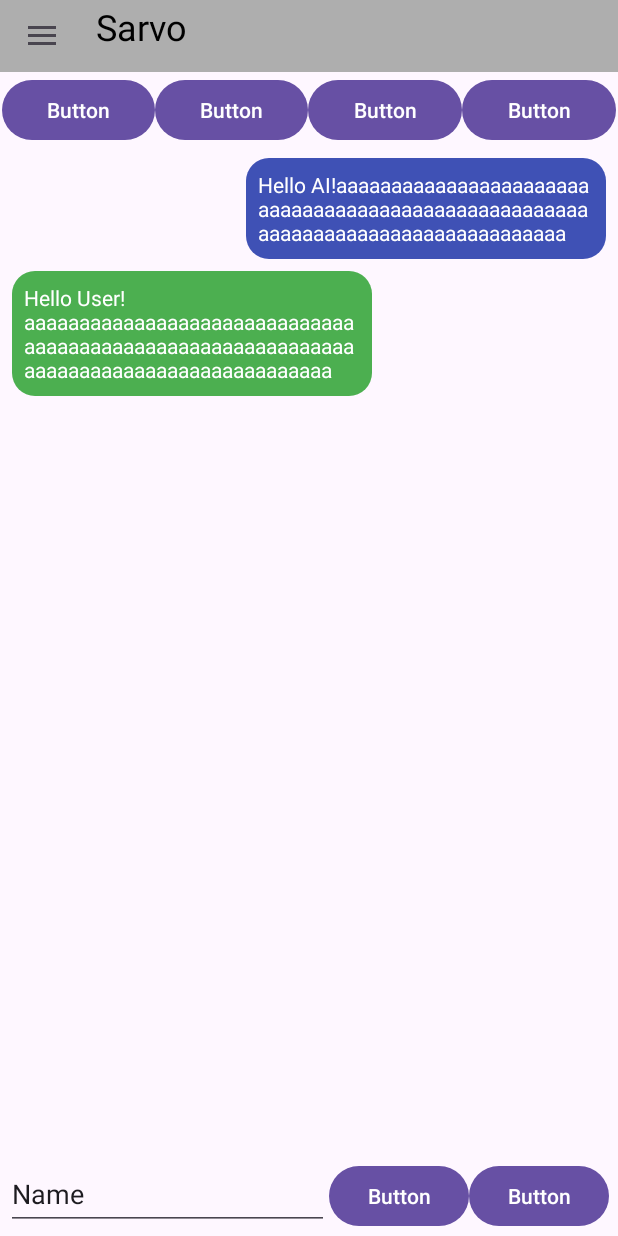
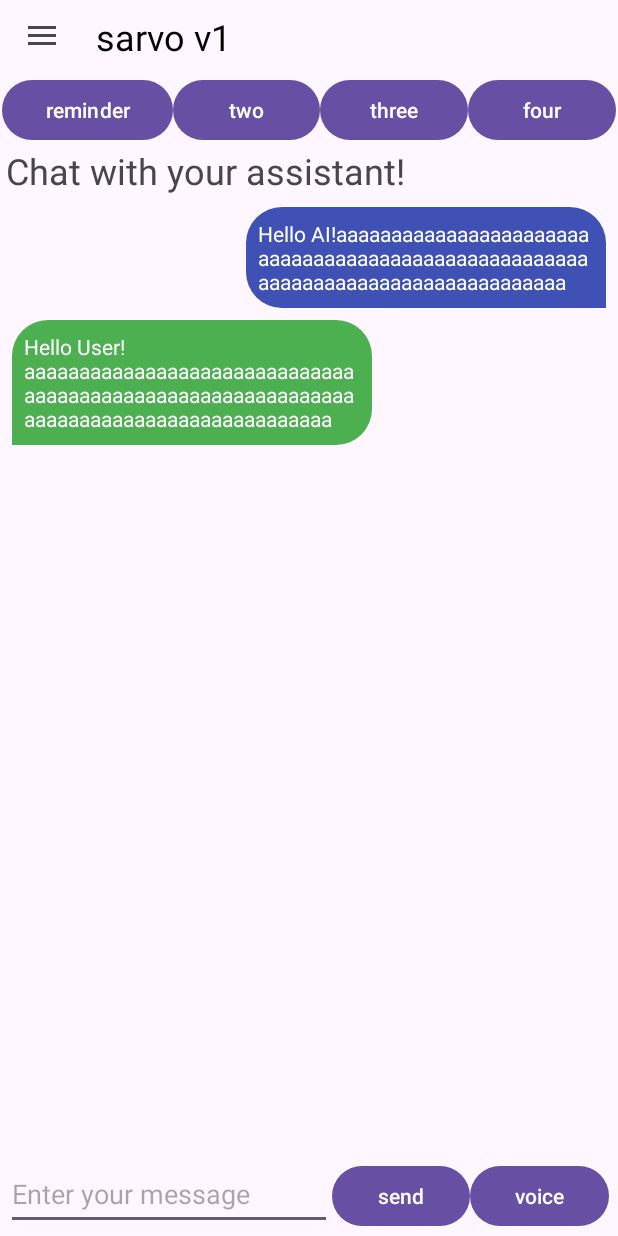
Before and after one commit to arshad-syed18/Sarvo-AI-Assistant, an Android app: the screen it shows after launch (HomeActivity), on a phone screen of 412 x 824 dp. Run offline under Robolectric (Android 15) with nearby library versions, the phone set to English and light mode, and no system bars.

Commit message:
Chore: Minor UI changes

```diff
--- a/app/src/main/res/drawable/bubble_ai.xml
+++ b/app/src/main/res/drawable/bubble_ai.xml
@@ -1,6 +1,10 @@
 <?xml version="1.0" encoding="utf-8"?>
 <!-- res/drawable/bubble_ai.xml -->
 <shape xmlns:android="http://schemas.android.com/apk/res/android">
-    <corners android:radius="15dp"/>
+    <corners
+        android:bottomLeftRadius="0dp"
+        android:bottomRightRadius="24dp"
+        android:topLeftRadius="24dp"
+        android:topRightRadius="24dp"/>
     <solid android:color="#4CAF50"/>
 </shape>
--- a/app/src/main/res/drawable/bubble_user.xml
+++ b/app/src/main/res/drawable/bubble_user.xml
@@ -1,6 +1,10 @@
 <?xml version="1.0" encoding="utf-8"?>
 <!-- res/drawable/bubble_user.xml -->
 <shape xmlns:android="http://schemas.android.com/apk/res/android">
-    <corners android:radius="15dp"/>
+    <corners
+        android:bottomRightRadius="0dp"
+        android:bottomLeftRadius="24dp"
+        android:topLeftRadius="24dp"
+        android:topRightRadius="24dp"/>
     <solid android:color="#3F51B5"/>
 </shape>
--- a/app/src/main/res/layout/home_layout.xml
+++ b/app/src/main/res/layout/home_layout.xml
@@ -1,5 +1,6 @@
 <?xml version="1.0" encoding="utf-8"?>
 <androidx.constraintlayout.widget.ConstraintLayout xmlns:android="http://schemas.android.com/apk/res/android"
+    xmlns:tools="http://schemas.android.com/tools"
     android:layout_width="match_parent"
     android:layout_height="match_parent"
     xmlns:app="http://schemas.android.com/apk/res-auto">
@@ -16,34 +17,22 @@
                 android:id="@+id/toolbar"
                 android:layout_width="match_parent"
                 android:layout_height="48dp"
-                android:background="@color/grey"
+                android:background="@color/transparent"
                 android:paddingBottom="12dp">
 
                 <TextView
                     android:layout_width="wrap_content"
                     android:layout_height="wrap_content"
-                    android:text="Sarvo"
+                    android:text="@string/app_name"
                     android:textColor="@color/black"
                     android:textSize="24sp"
+                    android:layout_marginTop="8dp"
                     android:layout_gravity="start"
                     android:layout_marginStart="8dp"/>
 
                 <!-- TODO: Add profile and app name later -->
             </androidx.appcompat.widget.Toolbar>
-
         </com.google.android.material.appbar.AppBarLayout>
-
-    <androidx.recyclerview.widget.RecyclerView
-        android:id="@+id/recyclerView"
-        android:layout_width="0dp"
-        android:layout_height="0dp"
-        android:padding="8dp"
-        app:layoutManager="androidx.recyclerview.widget.LinearLayoutManager"
-        app:layout_constraintBottom_toTopOf="@+id/linearLayout2"
-        app:layout_constraintEnd_toEndOf="parent"
-        app:layout_constraintStart_toStartOf="parent"
-        app:layout_constraintTop_toBottomOf="@+id/linearLayout" />
-
         <LinearLayout
             android:id="@+id/linearLayout"
             android:layout_width="0dp"
@@ -55,34 +44,34 @@
             app:layout_constraintEnd_toEndOf="parent"
             app:layout_constraintStart_toStartOf="parent"
             app:layout_constraintTop_toBottomOf="@+id/appBarLayout">
-
+            <!-- Use icons and text, whichever fits properly -->
             <Button
                 android:id="@+id/button"
                 android:layout_width="wrap_content"
                 android:layout_height="wrap_content"
                 android:layout_weight="1"
-                android:text="Button" />
+                android:text="reminder" />
 
             <Button
                 android:id="@+id/button2"
                 android:layout_width="wrap_content"
                 android:layout_height="wrap_content"
                 android:layout_weight="1"
-                android:text="Button" />
-
-            <Button
-                android:id="@+id/button3"
-                android:layout_width="wrap_content"
-                android:layout_height="wrap_content"
-                android:layout_weight="1"
-                android:text="Button" />
+                android:text="two" />
 
             <Button
                 android:id="@+id/button4"
                 android:layout_width="wrap_content"
                 android:layout_height="wrap_content"
                 android:layout_weight="1"
-                android:text="Button" />
+                android:text="three" />
+
+            <Button
+                android:id="@+id/button7"
+                android:layout_width="wrap_content"
+                android:layout_height="wrap_content"
+                android:layout_weight="1"
+                android:text="four" />
         </LinearLayout>
 
     <LinearLayout
@@ -100,7 +89,7 @@
         app:layout_constraintStart_toStartOf="parent">
 
         <EditText
-            android:id="@+id/editTextText"
+            android:id="@+id/messageInputField"
             android:layout_width="wrap_content"
             android:layout_height="wrap_content"
             android:layout_weight="1"
@@ -108,21 +97,43 @@
             android:importantForAutofill="no"
             android:inputType="text"
             android:minHeight="48dp"
-            android:text="Name" />
+            android:hint="Enter your message" />
 
         <Button
-            android:id="@+id/button5"
+            android:id="@+id/sendButton"
             android:layout_width="wrap_content"
             android:layout_height="wrap_content"
             android:layout_weight="1"
-            android:text="Button" />
-
+            android:text="send" />
+        <!-- TODO: add icons later -->
         <Button
-            android:id="@+id/button6"
+            android:id="@+id/voiceButton"
             android:layout_width="wrap_content"
             android:layout_height="wrap_content"
             android:layout_weight="1"
-            android:text="Button" />
+            android:text="voice" />
     </LinearLayout>
 
+    <androidx.recyclerview.widget.RecyclerView
+        android:id="@+id/recyclerView"
+        android:layout_width="0dp"
+        android:layout_height="0dp"
+        android:padding="8dp"
+        app:layoutManager="androidx.recyclerview.widget.LinearLayoutManager"
+        app:layout_constraintBottom_toTopOf="@+id/linearLayout2"
+        app:layout_constraintEnd_toEndOf="parent"
+        app:layout_constraintStart_toStartOf="parent"
+        app:layout_constraintTop_toBottomOf="@+id/textView3" />
+
+    <TextView
+        android:id="@+id/textView3"
+        android:layout_width="wrap_content"
+        android:layout_height="wrap_content"
+        android:layout_marginStart="4dp"
+        android:text="Chat with your assistant!"
+        android:textSize="24sp"
+        app:layout_constraintBottom_toTopOf="@+id/recyclerView"
+        app:layout_constraintStart_toStartOf="parent"
+        app:layout_constraintTop_toBottomOf="@+id/linearLayout" />
+
 </androidx.constraintlayout.widget.ConstraintLayout>
```
